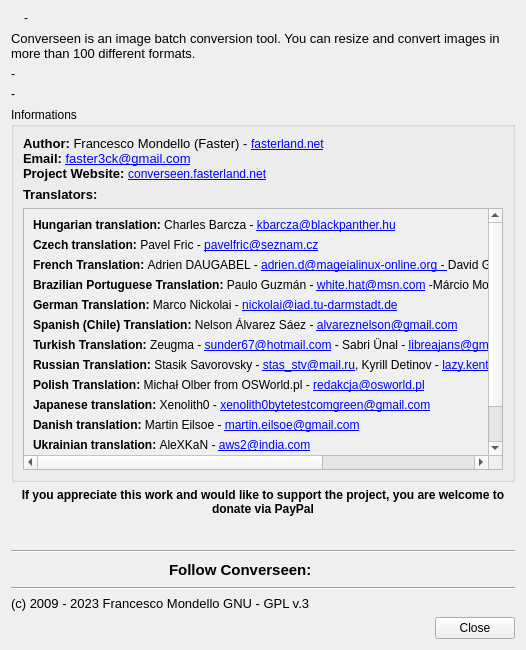
Before: the Qt Designer form ui/dialoginfo.ui in Faster3ck/Converseen, drawn with Qt 5.
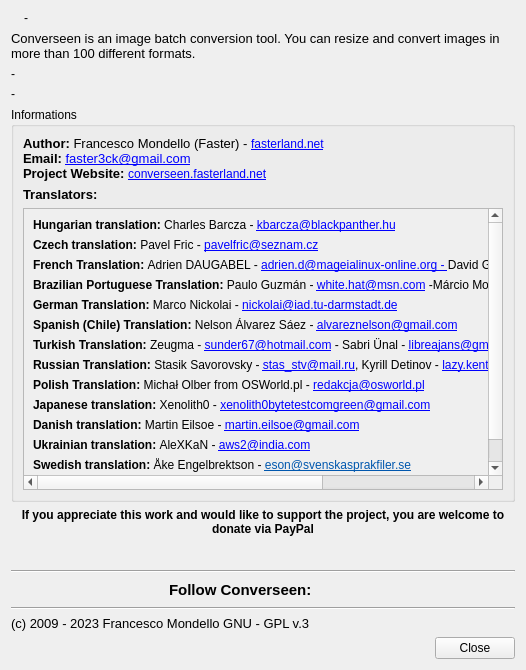
After: the same form once the commit is applied. Icons and pictures are not drawn.

What changed in the file:
```diff
--- a/ui/dialoginfo.ui
+++ b/ui/dialoginfo.ui
@@ -7,7 +7,7 @@
     <x>0</x>
     <y>0</y>
     <width>526</width>
-    <height>650</height>
+    <height>670</height>
    </rect>
   </property>
   <property name="sizePolicy">
@@ -16,6 +16,12 @@
     <verstretch>0</verstretch>
    </sizepolicy>
   </property>
+  <property name="minimumSize">
+   <size>
+    <width>0</width>
+    <height>0</height>
+   </size>
+  </property>
   <property name="windowTitle">
    <string>About Converseen...</string>
   </property>
@@ -145,8 +151,8 @@
           <rect>
            <x>0</x>
            <y>0</y>
-           <width>734</width>
-           <height>334</height>
+           <width>912</width>
+           <height>393</height>
           </rect>
          </property>
          <layout class="QVBoxLayout" name="verticalLayout_3">
@@ -281,6 +287,19 @@
      </item>
      <item>
       <layout class="QHBoxLayout" name="horizontalLayout_4">
+       <item>
+        <spacer name="horizontalSpacer_4">
+         <property name="orientation">
+          <enum>Qt::Horizontal</enum>
+         </property>
+         <property name="sizeHint" stdset="0">
+          <size>
+           <width>40</width>
+           <height>20</height>
+          </size>
+         </property>
+        </spacer>
+       </item>
        <item>
         <widget class="QPushButton" name="pushDonatePayPal">
          <property name="text">
@@ -296,11 +315,27 @@
            <height>50</height>
           </size>
          </property>
+         <property name="autoDefault">
+          <bool>false</bool>
+         </property>
          <property name="flat">
           <bool>true</bool>
          </property>
         </widget>
        </item>
+       <item>
+        <spacer name="horizontalSpacer_5">
+         <property name="orientation">
+          <enum>Qt::Horizontal</enum>
+         </property>
+         <property name="sizeHint" stdset="0">
+          <size>
+           <width>40</width>
+           <height>20</height>
+          </size>
+         </property>
+        </spacer>
+       </item>
       </layout>
      </item>
     </layout>
```
Left out of the diff: 4 changed lines with no effect on the pictures.
